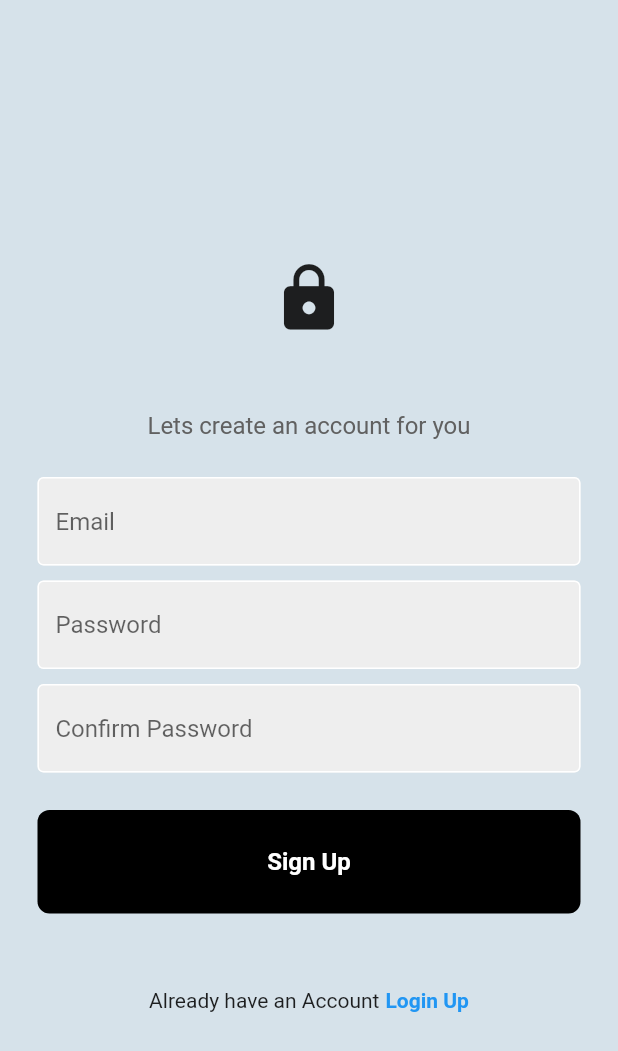
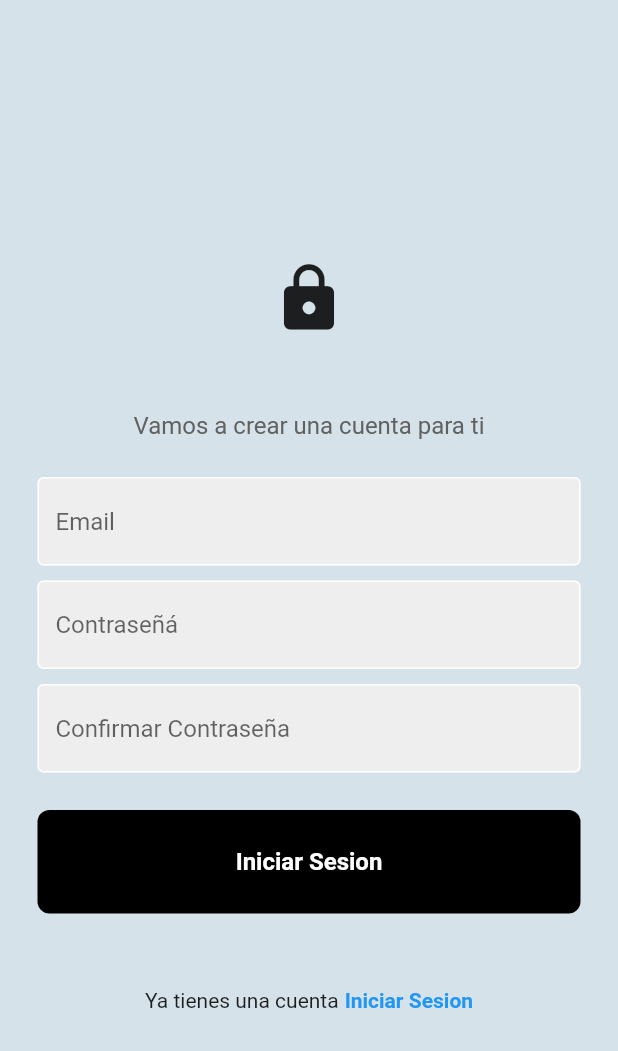
Before and after one commit to JorgeArmas17/Arsim, a Flutter app: the RegisterPage screen opened directly with empty values, on a phone screen of 412 x 824 dp. Shown: the top 1051 px of the screen. Run offline on Flutter 3.47's test engine with Material 2 defaults, Android fonts, the phone set to English and light mode, and no system bars; our stand-ins replace firebase_auth, firebase_core, rive; accounts and stored records are empty.

Commit message:
Cambio de Lenguaje

```diff
--- a/lib/pages/register_page.dart
+++ b/lib/pages/register_page.dart
@@ -76,7 +76,7 @@ class _RegisterPageState extends State<RegisterPage> {
               const SizedBox(height: 50),
               //welcome back, you've been mised
               Text(
-                'Lets create an account for you',
+                'Vamos a crear una cuenta para ti',
                 style: TextStyle(
                   color: Colors.grey[700],
                   fontSize: 16,
@@ -96,7 +96,7 @@ class _RegisterPageState extends State<RegisterPage> {
 
               MyTextField(
                 controller: passwordController,
-                hintText: 'Password',
+                hintText: 'Contraseñá',
                 obscureText: true,
               ),
 
@@ -104,26 +104,26 @@ class _RegisterPageState extends State<RegisterPage> {
               //password textfield
               MyTextField(
                 controller: confirmpasswordController,
-                hintText: 'Confirm Password',
+                hintText: 'Confirmar Contraseña',
                 obscureText: true,
               ),
 
               const SizedBox(height: 25),
 
               //sign in button
-              MyButton(text: "Sign Up", onTap: signUserUp),
+              MyButton(text: "Iniciar Sesion", onTap: signUserUp),
 
               const SizedBox(height: 50),
 
               Row(
                 mainAxisAlignment: MainAxisAlignment.center,
                 children: [
-                  Text('Already have an Account'),
+                  Text('Ya tienes una cuenta'),
                   const SizedBox(width: 4),
                   GestureDetector(
                     onTap: widget.onTap,
                     child: Text(
-                      'Login Up',
+                      'Iniciar Sesion',
                       style: TextStyle(
                           color: Colors.blue, fontWeight: FontWeight.bold),
                     ),
```
